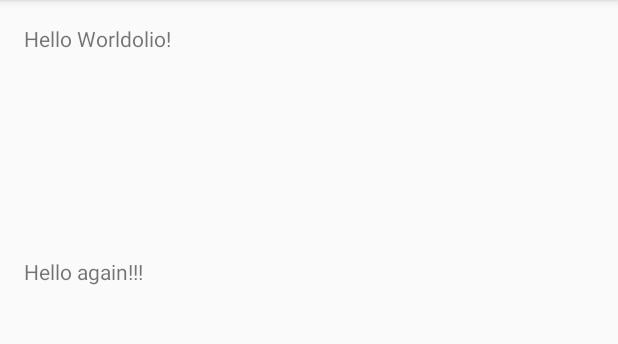
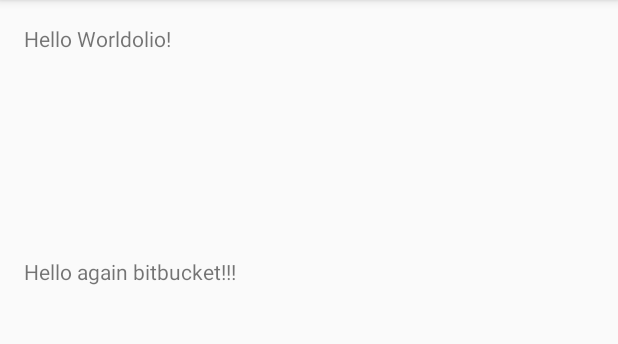
Before and after one commit to ZM123/TestAppAndroid, an Android app: the screen it shows after launch (MainActivity), on a phone screen of 412 x 824 dp, the part 84-428 px from its top. Run offline under Robolectric (Android 15) with nearby library versions, the phone set to English and light mode, and no system bars.

Commit message:
bitbucket text

```diff
--- a/app/src/main/res/layout/content_main.xml
+++ b/app/src/main/res/layout/content_main.xml
@@ -20,7 +20,7 @@
     <TextView
         android:layout_width="wrap_content"
         android:layout_height="wrap_content"
-        android:text="Hello again!!!"
+        android:text="Hello again bitbucket!!!"
         android:id="@+id/textView"
         android:layout_below="@+id/textView2"
         android:layout_toRightOf="@+id/textView2"
```
